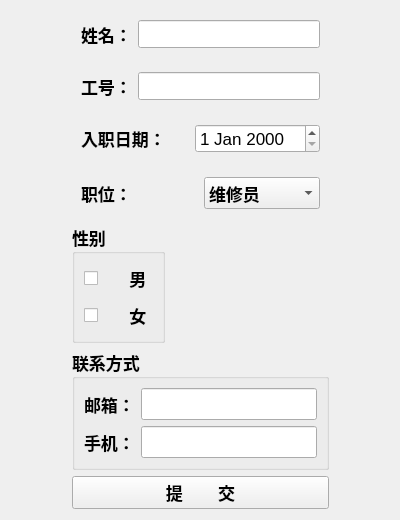
First picture: the form in task/Auxiliary_maintenance/personal_inf.ui, repository liuyu690806/AR, before the edit.
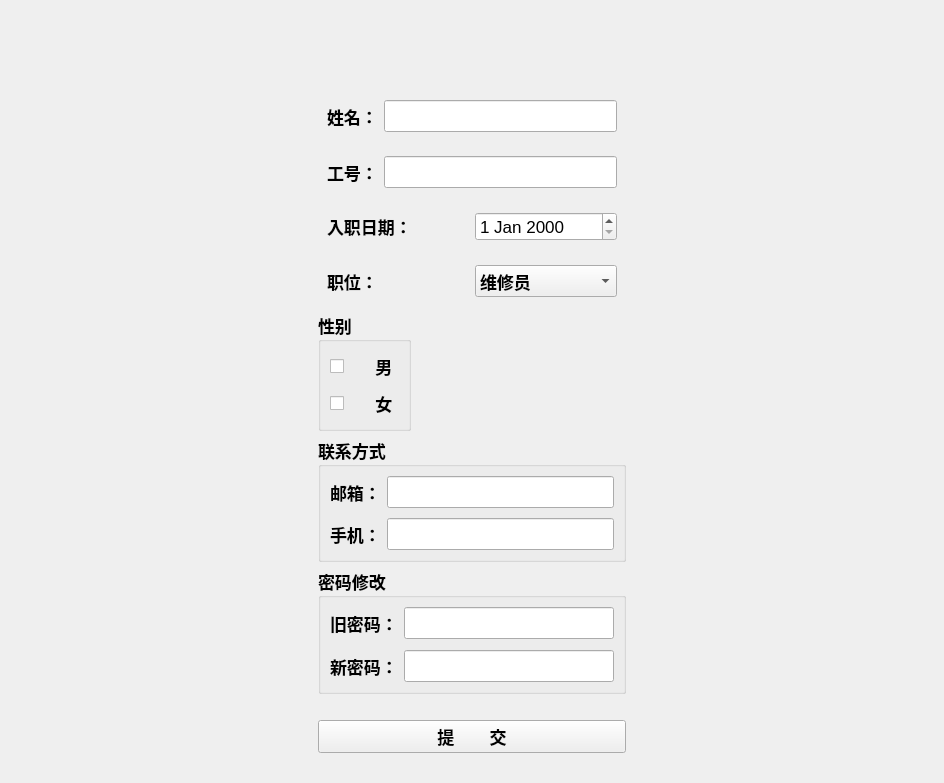
Second picture: the form after the edit.

Commit message: 界面修改,修改密码

Patch:
```diff
--- a/task/Auxiliary_maintenance/personal_inf.ui
+++ b/task/Auxiliary_maintenance/personal_inf.ui
@@ -6,28 +6,28 @@
    <rect>
     <x>0</x>
     <y>0</y>
-    <width>400</width>
-    <height>369</height>
+    <width>944</width>
+    <height>783</height>
    </rect>
   </property>
   <property name="windowTitle">
    <string>Form</string>
   </property>
-  <layout class="QGridLayout" name="gridLayout_2">
+  <layout class="QGridLayout" name="gridLayout_4">
+   <item row="3" column="2">
+    <spacer name="horizontalSpacer_2">
+     <property name="orientation">
+      <enum>Qt::Horizontal</enum>
+     </property>
+     <property name="sizeHint" stdset="0">
+      <size>
+       <width>40</width>
+       <height>20</height>
+      </size>
+     </property>
+    </spacer>
+   </item>
    <item row="9" column="1">
-    <spacer name="verticalSpacer_3">
-     <property name="orientation">
-      <enum>Qt::Vertical</enum>
-     </property>
-     <property name="sizeHint" stdset="0">
-      <size>
-       <width>20</width>
-       <height>40</height>
-      </size>
-     </property>
-    </spacer>
-   </item>
-   <item row="7" column="1">
     <widget class="QPushButton" name="pushButton">
      <property name="font">
       <font>
@@ -42,36 +42,6 @@
      </property>
     </widget>
    </item>
-   <item row="1" column="1">
-    <widget class="QWidget" name="widget" native="true">
-     <layout class="QHBoxLayout" name="horizontalLayout">
-      <item>
-       <widget class="QLabel" name="label">
-        <property name="font">
-         <font>
-          <family>微软雅黑</family>
-          <pointsize>13</pointsize>
-          <weight>75</weight>
-          <bold>true</bold>
-         </font>
-        </property>
-        <property name="text">
-         <string>姓名：</string>
-        </property>
-       </widget>
-      </item>
-      <item>
-       <widget class="QLineEdit" name="lineEdit">
-        <property name="font">
-         <font>
-          <pointsize>13</pointsize>
-         </font>
-        </property>
-       </widget>
-      </item>
-     </layout>
-    </widget>
-   </item>
    <item row="4" column="1">
     <widget class="QWidget" name="widget_4" native="true">
      <layout class="QHBoxLayout" name="horizontalLayout_4">
@@ -120,7 +90,191 @@
      </layout>
     </widget>
    </item>
-   <item row="8" column="1">
+   <item row="0" column="1">
+    <spacer name="verticalSpacer_2">
+     <property name="orientation">
+      <enum>Qt::Vertical</enum>
+     </property>
+     <property name="sizeType">
+      <enum>QSizePolicy::Fixed</enum>
+     </property>
+     <property name="sizeHint" stdset="0">
+      <size>
+       <width>20</width>
+       <height>80</height>
+      </size>
+     </property>
+    </spacer>
+   </item>
+   <item row="6" column="1">
+    <widget class="QGroupBox" name="groupBox_2">
+     <property name="font">
+      <font>
+       <family>微软雅黑</family>
+       <pointsize>13</pointsize>
+       <weight>75</weight>
+       <bold>true</bold>
+      </font>
+     </property>
+     <property name="title">
+      <string>联系方式</string>
+     </property>
+     <layout class="QGridLayout" name="gridLayout">
+      <item row="2" column="1">
+       <widget class="QLineEdit" name="lineEdit_4"/>
+      </item>
+      <item row="1" column="1">
+       <spacer name="verticalSpacer_4">
+        <property name="orientation">
+         <enum>Qt::Vertical</enum>
+        </property>
+        <property name="sizeHint" stdset="0">
+         <size>
+          <width>20</width>
+          <height>35</height>
+         </size>
+        </property>
+       </spacer>
+      </item>
+      <item row="0" column="1">
+       <widget class="QLineEdit" name="lineEdit_3"/>
+      </item>
+      <item row="2" column="0">
+       <widget class="QLabel" name="label_6">
+        <property name="text">
+         <string>手机：</string>
+        </property>
+       </widget>
+      </item>
+      <item row="0" column="0">
+       <widget class="QLabel" name="label_5">
+        <property name="text">
+         <string>邮箱：</string>
+        </property>
+       </widget>
+      </item>
+     </layout>
+    </widget>
+   </item>
+   <item row="2" column="1">
+    <widget class="QWidget" name="widget_2" native="true">
+     <layout class="QHBoxLayout" name="horizontalLayout_2">
+      <item>
+       <widget class="QLabel" name="label_2">
+        <property name="font">
+         <font>
+          <family>微软雅黑</family>
+          <pointsize>13</pointsize>
+          <weight>75</weight>
+          <bold>true</bold>
+         </font>
+        </property>
+        <property name="text">
+         <string>工号：</string>
+        </property>
+       </widget>
+      </item>
+      <item>
+       <widget class="QLineEdit" name="lineEdit_2">
+        <property name="font">
+         <font>
+          <family>微软雅黑</family>
+          <pointsize>13</pointsize>
+         </font>
+        </property>
+       </widget>
+      </item>
+     </layout>
+    </widget>
+   </item>
+   <item row="10" column="1">
+    <spacer name="verticalSpacer_3">
+     <property name="orientation">
+      <enum>Qt::Vertical</enum>
+     </property>
+     <property name="sizeHint" stdset="0">
+      <size>
+       <width>20</width>
+       <height>40</height>
+      </size>
+     </property>
+    </spacer>
+   </item>
+   <item row="1" column="1">
+    <widget class="QWidget" name="widget" native="true">
+     <layout class="QHBoxLayout" name="horizontalLayout">
+      <item>
+       <widget class="QLabel" name="label">
+        <property name="font">
+         <font>
+          <family>微软雅黑</family>
+          <pointsize>13</pointsize>
+          <weight>75</weight>
+          <bold>true</bold>
+         </font>
+        </property>
+        <property name="text">
+         <string>姓名：</string>
+        </property>
+       </widget>
+      </item>
+      <item>
+       <widget class="QLineEdit" name="lineEdit">
+        <property name="font">
+         <font>
+          <family>微软雅黑</family>
+          <pointsize>13</pointsize>
+         </font>
+        </property>
+       </widget>
+      </item>
+     </layout>
+    </widget>
+   </item>
+   <item row="3" column="1">
+    <widget class="QWidget" name="widget_3" native="true">
+     <layout class="QHBoxLayout" name="horizontalLayout_3">
+      <item>
+       <widget class="QLabel" name="label_3">
+        <property name="font">
+         <font>
+          <family>微软雅黑</family>
+          <pointsize>13</pointsize>
+          <weight>75</weight>
+          <bold>true</bold>
+         </font>
+        </property>
+        <property name="text">
+         <string>入职日期：</string>
+        </property>
+       </widget>
+      </item>
+      <item>
+       <widget class="QDateEdit" name="dateEdit">
+        <property name="font">
+         <font>
+          <pointsize>13</pointsize>
+         </font>
+        </property>
+       </widget>
+      </item>
+     </layout>
+    </widget>
+   </item>
+   <item row="5" column="0">
+    <spacer name="horizontalSpacer">
+     <property name="orientation">
+      <enum>Qt::Horizontal</enum>
+     </property>
+     <property name="sizeHint" stdset="0">
+      <size>
+       <width>40</width>
+       <height>20</height>
+      </size>
+     </property>
+    </spacer>
+   </item>
+   <item row="11" column="1">
     <spacer name="verticalSpacer">
      <property name="orientation">
       <enum>Qt::Vertical</enum>
@@ -170,107 +324,8 @@
      </layout>
     </widget>
    </item>
-   <item row="3" column="1">
-    <widget class="QWidget" name="widget_3" native="true">
-     <layout class="QHBoxLayout" name="horizontalLayout_3">
-      <item>
-       <widget class="QLabel" name="label_3">
-        <property name="font">
-         <font>
-          <family>微软雅黑</family>
-          <pointsize>13</pointsize>
-          <weight>75</weight>
-          <bold>true</bold>
-         </font>
-        </property>
-        <property name="text">
-         <string>入职日期：</string>
-        </property>
-       </widget>
-      </item>
-      <item>
-       <widget class="QDateEdit" name="dateEdit">
-        <property name="font">
-         <font>
-          <pointsize>13</pointsize>
-         </font>
-        </property>
-       </widget>
-      </item>
-     </layout>
-    </widget>
-   </item>
-   <item row="3" column="2">
-    <spacer name="horizontalSpacer_2">
-     <property name="orientation">
-      <enum>Qt::Horizontal</enum>
-     </property>
-     <property name="sizeHint" stdset="0">
-      <size>
-       <width>40</width>
-       <height>20</height>
-      </size>
-     </property>
-    </spacer>
-   </item>
-   <item row="2" column="1">
-    <widget class="QWidget" name="widget_2" native="true">
-     <layout class="QHBoxLayout" name="horizontalLayout_2">
-      <item>
-       <widget class="QLabel" name="label_2">
-        <property name="font">
-         <font>
-          <family>微软雅黑</family>
-          <pointsize>13</pointsize>
-          <weight>75</weight>
-          <bold>true</bold>
-         </font>
-        </property>
-        <property name="text">
-         <string>工号：</string>
-        </property>
-       </widget>
-      </item>
-      <item>
-       <widget class="QLineEdit" name="lineEdit_2">
-        <property name="font">
-         <font>
-          <pointsize>13</pointsize>
-         </font>
-        </property>
-       </widget>
-      </item>
-     </layout>
-    </widget>
-   </item>
-   <item row="5" column="0">
-    <spacer name="horizontalSpacer">
-     <property name="orientation">
-      <enum>Qt::Horizontal</enum>
-     </property>
-     <property name="sizeHint" stdset="0">
-      <size>
-       <width>40</width>
-       <height>20</height>
-      </size>
-     </property>
-    </spacer>
-   </item>
-   <item row="0" column="1">
-    <spacer name="verticalSpacer_2">
-     <property name="orientation">
-      <enum>Qt::Vertical</enum>
-     </property>
-     <property name="sizeHint" stdset="0">
-      <size>
-       <width>20</width>
-       <height>40</height>
-      </size>
-     </property>
-    </spacer>
-   </item>
-   <item row="6" column="1">
-    <widget class="QGroupBox" name="groupBox_2">
+   <item row="7" column="1">
+    <widget class="QGroupBox" name="groupBox_3">
      <property name="font">
       <font>
        <family>微软雅黑</family>
@@ -280,31 +335,14 @@
       </font>
      </property>
      <property name="title">
-      <string>联系方式</string>
+      <string>密码修改</string>
      </property>
-     <layout class="QGridLayout" name="gridLayout">
-      <item row="0" column="1">
-       <widget class="QLineEdit" name="lineEdit_3"/>
-      </item>
-      <item row="2" column="0">
-       <widget class="QLabel" name="label_6">
-        <property name="text">
-         <string>手机：</string>
-        </property>
-       </widget>
-      </item>
-      <item row="0" column="0">
-       <widget class="QLabel" name="label_5">
-        <property name="text">
-         <string>邮箱：</string>
-        </property>
-       </widget>
-      </item>
+     <layout class="QGridLayout" name="gridLayout_3">
       <item row="2" column="1">
-       <widget class="QLineEdit" name="lineEdit_4"/>
+       <widget class="QLineEdit" name="lineEdit_7"/>
       </item>
       <item row="1" column="1">
-       <spacer name="verticalSpacer_4">
+       <spacer name="verticalSpacer_6">
         <property name="orientation">
          <enum>Qt::Vertical</enum>
         </property>
@@ -316,9 +354,42 @@
         </property>
        </spacer>
       </item>
+      <item row="0" column="1">
+       <widget class="QLineEdit" name="lineEdit_8"/>
+      </item>
+      <item row="2" column="0">
+       <widget class="QLabel" name="label_9">
+        <property name="text">
+         <string>新密码：</string>
+        </property>
+       </widget>
+      </item>
+      <item row="0" column="0">
+       <widget class="QLabel" name="label_10">
+        <property name="text">
+         <string>旧密码：</string>
+        </property>
+       </widget>
+      </item>
      </layout>
     </widget>
    </item>
+   <item row="8" column="1">
+    <spacer name="verticalSpacer_7">
+     <property name="orientation">
+      <enum>Qt::Vertical</enum>
+     </property>
+     <property name="sizeType">
+      <enum>QSizePolicy::Fixed</enum>
+     </property>
+     <property name="sizeHint" stdset="0">
+      <size>
+       <width>10</width>
+       <height>20</height>
+      </size>
+     </property>
+    </spacer>
+   </item>
   </layout>
  </widget>
  <resources/>
```
The commit also changes 13 other files.
